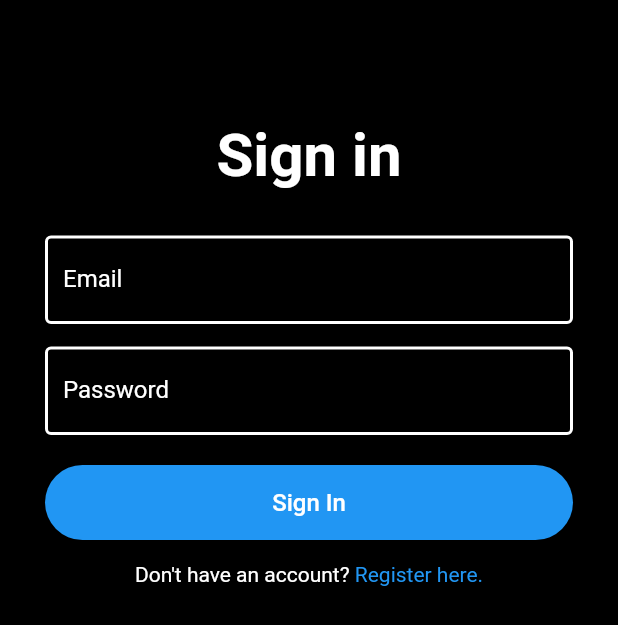
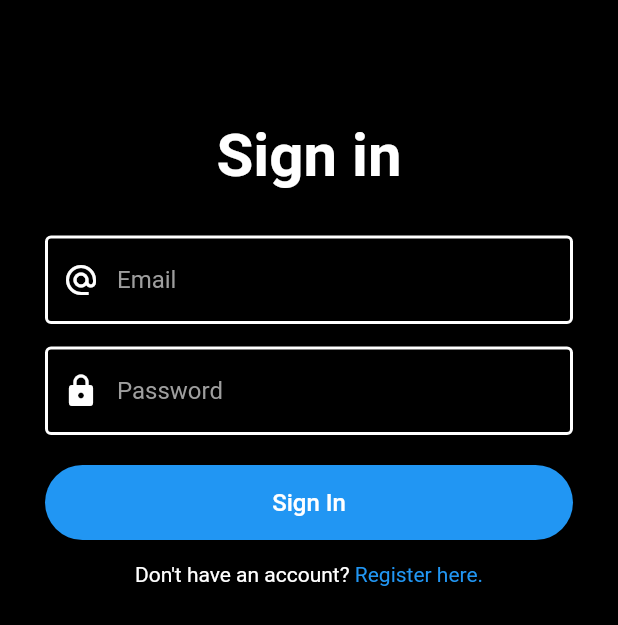
Before and after one commit to ahmedgulabkhan/easy_auth, a Flutter app: the screen it shows after launch, on a phone screen of 412 x 824 dp. Shown: the top 625 px of the screen. Run offline on Flutter 3.47's test engine with Material 2 defaults, Android fonts, the phone set to English and light mode, and no system bars; our stand-ins replace cloud_firestore, firebase_auth, flutter_spinkit, shared_preferences; accounts and stored records are empty.

Commit message:
ui revision

```diff
--- a/lib/main.dart
+++ b/lib/main.dart
@@ -1,18 +1,48 @@
+import 'package:EasyAuth/helper/helper_functions.dart';
 import 'package:EasyAuth/pages/authenticate_page.dart';
+import 'package:EasyAuth/pages/home_page.dart';
 import 'package:flutter/material.dart';
 
 void main() {
   runApp(MyApp());
 }
 
-class MyApp extends StatelessWidget {
-  // This widget is the root of your application.
+class MyApp extends StatefulWidget {
+
+  @override
+  _MyAppState createState() => _MyAppState();
+}
+
+class _MyAppState extends State<MyApp> {
+
+  bool _isLoggedIn = false;
+  bool _isLoading = true;
+
+  @override
+  void initState() {
+    super.initState();
+    _getIsLoggedIn();
+  }
+  _getIsLoggedIn() async {
+    await HelperFunctions.getUserLoggedInSharedPreference().then((result) {
+      if(result != null) {
+        setState(() {
+          _isLoggedIn = result;
+        });
+      }
+    });
+
+    setState(() {
+      _isLoading = false;
+    });
+  }
+
   @override
   Widget build(BuildContext context) {
-    return MaterialApp(
+    return _isLoading ? Container(color: Colors.black87) : MaterialApp(
       title: 'EasyAuth',
       debugShowCheckedModeBanner: false,
-      home: AuthenticatePage(),
+      home: _isLoggedIn ? HomePage() : AuthenticatePage(),
     );
   }
 }
--- a/lib/pages/signin_page.dart
+++ b/lib/pages/signin_page.dart
@@ -74,7 +74,11 @@ class _SignInPageState extends State<SignInPage> {
 
                   TextFormField(
                     style: TextStyle(color: Colors.white),
-                    decoration: textInputDecoration.copyWith(labelText: 'Email'),
+                    decoration: textInputDecoration.copyWith(
+                      hintText: 'Email',
+                      hintStyle: TextStyle(color: Colors.grey),
+                      prefixIcon: Icon(Icons.alternate_email, color: Colors.white),
+                    ),
                     validator: (val) {
                       return RegExp(r"^[a-zA-Z0-9.a-zA-Z0-9.!#$%&'*+-/=?^_`{|}~]+@[a-zA-Z0-9]+\.[a-zA-Z]+").hasMatch(val) ? null : "Please enter a valid email";
                     },
@@ -90,7 +94,11 @@ class _SignInPageState extends State<SignInPage> {
 
                   TextFormField(
                     style: TextStyle(color: Colors.white),
-                    decoration: textInputDecoration.copyWith(labelText: 'Password'),
+                    decoration: textInputDecoration.copyWith(
+                      hintText: 'Password',
+                      hintStyle: TextStyle(color: Colors.grey),
+                      prefixIcon: Icon(Icons.lock, color: Colors.white),
+                    ),
                     validator: (val) => val.length < 6 ? 'Password not strong enough' : null,
                     obscureText: true,
                     onChanged: (val) {
--- a/lib/shared/constants.dart
+++ b/lib/shared/constants.dart
@@ -1,12 +1,11 @@
 import 'package:flutter/material.dart';
 
 const textInputDecoration = InputDecoration(
-  labelStyle: TextStyle(color: Colors.white),
   enabledBorder: OutlineInputBorder(
     borderSide: BorderSide(color: Colors.white, width: 2.0)
   ),
   focusedBorder: OutlineInputBorder(
-    borderSide: BorderSide(color: Color(0xFFFF0889B6), width: 2.0)
+    borderSide: BorderSide(color: Colors.lightBlueAccent, width: 2.0)
   ),
   errorBorder: OutlineInputBorder(
     borderSide: BorderSide(color: Colors.red, width: 2.0)
```
Also changed, not shown: lib/pages/register_page.dart (+16 -3 lines).
